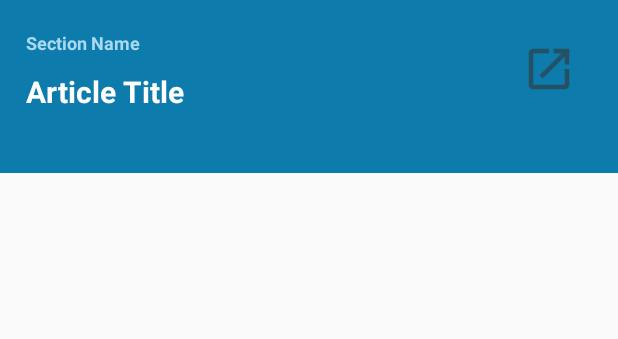
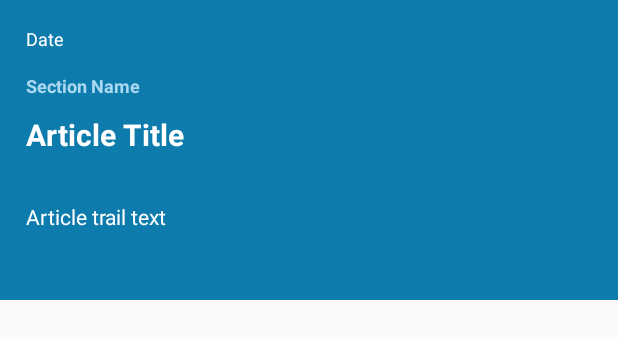
Before and after one commit to mbeevor/BrexitNews, an Android app: the layout list_item.xml on its own in the app's theme, with its tools: preview values and no code run, on a phone screen of 412 x 824 dp. Shown: the top 339 px of the screen. Run offline under Robolectric (Android 15) with nearby library versions, the phone set to English and light mode, and no system bars.

Commit message:
Version 1.1 for submission

```diff
--- a/app/src/main/java/com/example/mbeev/brexitnews/MainActivity.java
+++ b/app/src/main/java/com/example/mbeev/brexitnews/MainActivity.java
@@ -25,7 +25,7 @@ public class MainActivity extends AppCompatActivity implements LoaderCallbacks<L
     private ProgressBar progressBar;
     private ListView newsListView;
     private NewsAdapter adapter;
-    private static final String API_STRING = "http://content.guardianapis.com/search?q=brexit&page-size=50&api-key=ecd2f5f3-61b9-4272-956d-ad37ea7e2359";
+    private static final String API_STRING = "https://content.guardianapis.com/search?q=brexit&page-size=50&show-fields=all&api-key=ecd2f5f3-61b9-4272-956d-ad37ea7e2359";
 
     @Override
     protected void onCreate(Bundle savedInstanceState) {
--- a/app/src/main/res/layout/list_item.xml
+++ b/app/src/main/res/layout/list_item.xml
@@ -2,16 +2,19 @@
 <LinearLayout xmlns:android="http://schemas.android.com/apk/res/android"
     xmlns:tools="http://schemas.android.com/tools"
     android:layout_width="match_parent"
+    android:layout_height="@dimen/list_item_height"
     android:background="@color/colorPrimary"
-    android:layout_height="@dimen/list_item_height"
+    android:orientation="vertical"
     android:padding="@dimen/list_item_padding">
 
-    <LinearLayout
-        android:id="@+id/text_box"
-        android:layout_width="0dp"
+    <TextView
+        android:id="@+id/publication_date"
+        style="@style/publicationDate"
+        android:layout_width="match_parent"
+        android:layout_height="0dp"
         android:layout_weight="1"
-        android:layout_height="match_parent"
-        android:orientation="vertical">
+        android:gravity="top"
+        tools:text="Date" />
 
     <TextView
         android:id="@+id/section_name"
@@ -31,13 +34,14 @@
         android:gravity="top"
         tools:text="Article Title" />
 
-    </LinearLayout>
+    <TextView
+        android:id="@+id/trail_text"
+        style="@style/trailText"
+        android:layout_width="match_parent"
+        android:layout_height="0dp"
+        android:layout_weight="2"
+        android:gravity="top"
+        tools:text="Article trail text" />
 
-    <ImageView
-        android:id="@+id/launch_icon"
-        android:layout_width="@dimen/icon_size"
-        android:layout_height="@dimen/icon_size"
-        android:layout_margin="@dimen/list_item_margin"
-        android:src="@drawable/ic_action_open" />
 
 </LinearLayout>
--- a/app/src/main/res/values/dimens.xml
+++ b/app/src/main/res/values/dimens.xml
@@ -2,7 +2,7 @@
 <resources>
 
     <!-- Size for each list item -->
-    <dimen name="list_item_height">115dp</dimen>
+    <dimen name="list_item_height">200dp</dimen>
     <dimen name="list_item_padding">12dp</dimen>
     <dimen name="list_item_margin">16dp</dimen>
 
--- a/app/src/main/res/values/styles.xml
+++ b/app/src/main/res/values/styles.xml
@@ -10,8 +10,16 @@
 
     <!-- style for layout when no results found -->
     <style name="emptyTextView">
+        <item name="android:textColor">@color/primaryText</item>
         <item name="android:padding">@dimen/list_item_padding</item>
         <item name="android:textSize">30sp</item>
+    </style>
+
+    <!-- publication date -->
+    <style name="publicationDate">
+        <item name="android:textSize">12sp</item>
+        <item name="android:textColor">@color/primaryText</item>
+        <item name="android:padding">@dimen/text_padding</item>
     </style>
 
     <!-- section name -->
@@ -30,5 +38,12 @@
         <item name="android:padding">@dimen/text_padding</item>
     </style>
 
+    <!-- article trail text -->
+    <style name="trailText">
+        <item name="android:textSize">14sp</item>
+        <item name="android:textColor">@color/primaryText</item>
+        <item name="android:padding">@dimen/text_padding</item>
+    </style>
+
 
 </resources>
```
Also changed, not shown: app/src/main/java/com/example/mbeev/brexitnews/Article.java (+9 -1 lines), app/src/main/java/com/example/mbeev/brexitnews/NewsAdapter.java (+24 -0 lines), app/src/main/java/com/example/mbeev/brexitnews/QueryUtils.java (+9 -2 lines), app/src/main/res/drawable-hdpi/ic_action_open.png (deleted), app/src/main/res/drawable-mdpi/ic_action_open.png (deleted), app/src/main/res/drawable-xhdpi/ic_action_open.png (deleted), app/src/main/res/drawable-xxhdpi/ic_action_open.png (deleted). Lines whose indentation alone changed are shown as unchanged.
